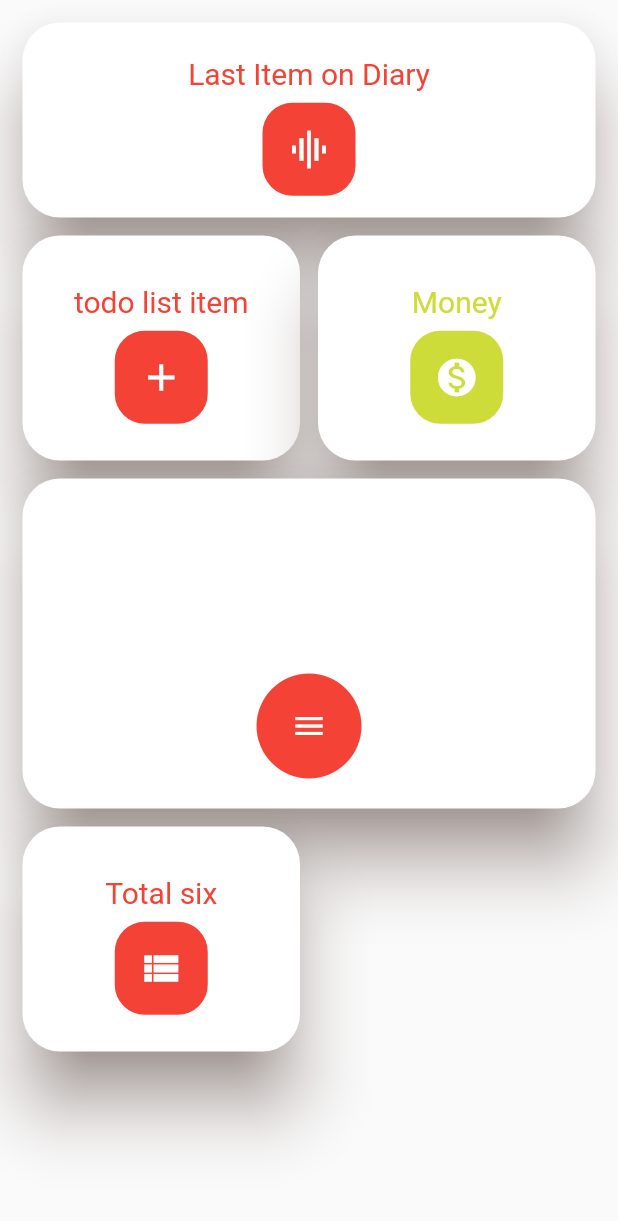
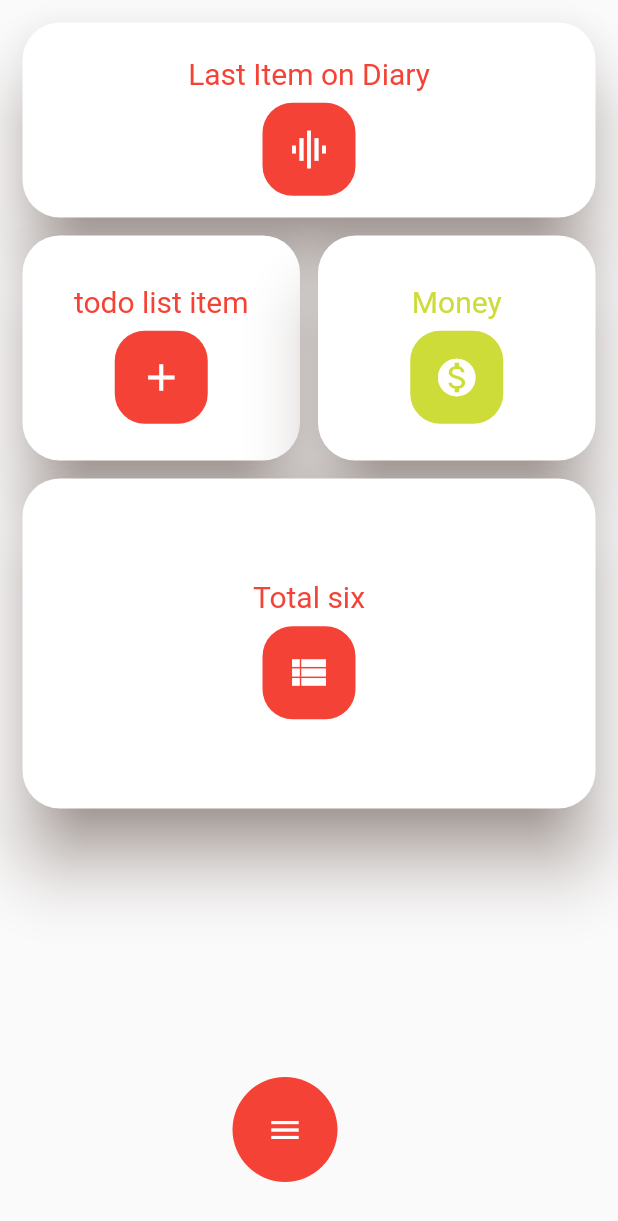
Before and after one commit to H-Zaman/My_Journal, a Flutter app: the screen it shows after launch, on a phone screen of 412 x 824 dp. Shown: the top 1221 px of the screen. Run offline on Flutter 3.47's test engine with Material 2 defaults, Android fonts, the phone set to English and light mode, and no system bars; missing offline and left inert: fab_circular_menu.

Commit message:
removed custom fab from tile......its better on the bottom

```diff
--- a/lib/Dashboard/dashboard.dart
+++ b/lib/Dashboard/dashboard.dart
@@ -1,7 +1,6 @@
 import 'package:flutter/cupertino.dart';
 import 'package:flutter/material.dart';
 import 'package:flutter_staggered_grid_view/flutter_staggered_grid_view.dart';
-import 'package:myapp/Dashboard/tileConfigs/customFabTile.dart';
 
 class Dashboard extends StatefulWidget {
   @override
@@ -72,21 +71,17 @@ class _DashboardState extends State<Dashboard> {
             dashItems(Icons.graphic_eq,'Last Item on Diary',Colors.red),
             dashItems(Icons.add,'todo list item',Colors.red),
             dashItems(Icons.monetization_on,'Money',Colors.lime),
-
-            //Custom FAB tile
-            TileCustomFab(),
-
             dashItems(Icons.view_list,'Total six',Colors.red),
           ],
           staggeredTiles: [
+            //Diary Item
             StaggeredTile.extent(2,130),
+            //list to-do
             StaggeredTile.extent(1,150),
+            //Travelling cost
             StaggeredTile.extent(1,150),
-
-            //Custom FAB tile
+            //temp page
             StaggeredTile.extent(2,220),
-
-            StaggeredTile.extent(1,150),
           ],
         ),
       ),
--- a/lib/Dashboard/tileConfigs/customFabTile.dart
+++ /dev/null
@@ -1,26 +0,0 @@
-import 'package:flutter/material.dart';
-import 'package:myapp/fab_circular_menu/fab_custom.dart';
-
-class TileCustomFab extends StatefulWidget {
-  @override
-  _TileCustomFabState createState() => _TileCustomFabState();
-}
-
-class _TileCustomFabState extends State<TileCustomFab> {
-  @override
-  Widget build(BuildContext context) {
-    return Material(
-      color: Colors.white,
-      elevation: 20,
-      shadowColor: Colors.brown,
-      borderRadius: BorderRadius.circular(25.0),
-      child: Align(
-        alignment: Alignment.bottomCenter,
-        child: Padding(
-          padding: const EdgeInsets.only(bottom: 20.0),
-          child: CustomFab(),
-        ),
-      ),
-    );
-  }
-}
--- a/lib/screens/home/home.dart
+++ b/lib/screens/home/home.dart
@@ -8,6 +8,13 @@ class HomeScreen extends StatelessWidget {
   Widget build(BuildContext context) {
     return Scaffold(
       body: Dashboard(),
+    floatingActionButton: Align(
+        alignment: Alignment.bottomCenter,
+        child: Padding(
+          padding: const EdgeInsets.only(bottom: 20.0),
+          child: CustomFab(),
+        )
+    ),
     );
   }
 }
```
